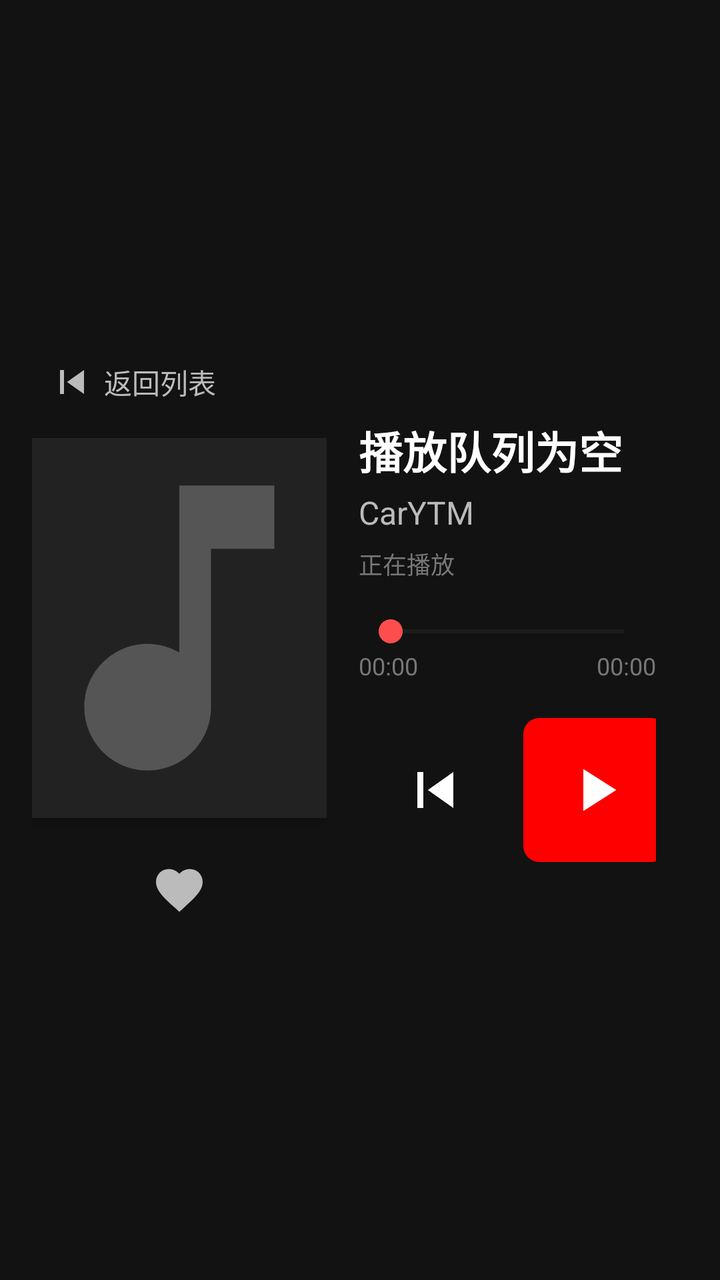
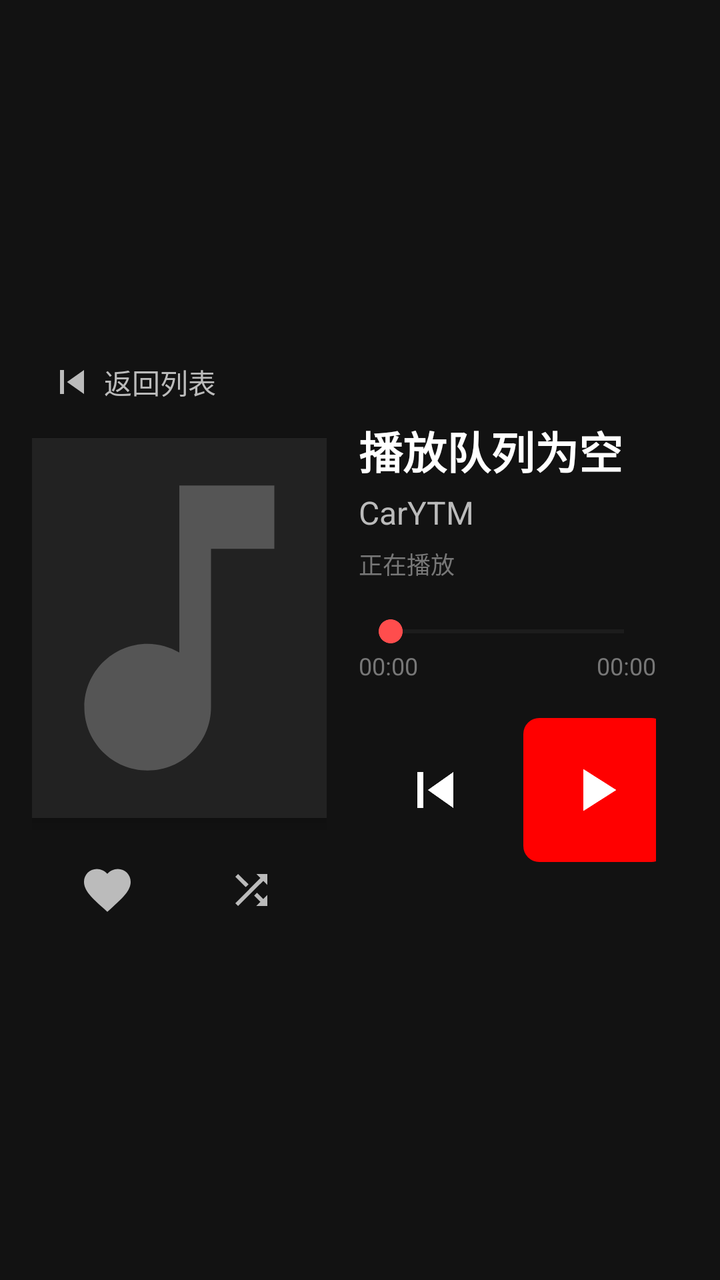

Compare the two renders of this Android layout. The source of the first and the diff that turns it into the second are given below.
<!-- AndroidManifest.xml: application theme Theme.CarYTM -->
<!-- res/layout/activity_player.xml -->
<?xml version="1.0" encoding="utf-8"?>
<LinearLayout xmlns:android="http://schemas.android.com/apk/res/android"
    xmlns:app="http://schemas.android.com/apk/res-auto"
    android:layout_width="match_parent"
    android:layout_height="match_parent"
    android:orientation="horizontal"
    android:background="@color/background"
    android:padding="16dp">

    
    <LinearLayout
        android:layout_width="0dp"
        android:layout_height="match_parent"
        android:layout_weight="0.45"
        android:orientation="vertical"
        android:gravity="center">

        
        <LinearLayout
            android:id="@+id/player_btn_back"
            android:layout_width="wrap_content"
            android:layout_height="wrap_content"
            android:layout_gravity="start"
            android:orientation="horizontal"
            android:gravity="center_vertical"
            android:padding="8dp"
            android:clickable="true"
            android:focusable="true">

            <ImageView
                android:layout_width="24dp"
                android:layout_height="24dp"
                android:src="@drawable/ic_prev"
                app:tint="@color/text_secondary" />

            <TextView
                android:layout_width="wrap_content"
                android:layout_height="wrap_content"
                android:layout_marginStart="4dp"
                android:text="返回列表"
                android:textColor="@color/text_secondary"
                android:textSize="14sp" />
        </LinearLayout>

        
        <androidx.cardview.widget.CardView
            android:layout_width="190dp"
            android:layout_height="190dp"
            android:layout_marginTop="8dp"
            app:cardCornerRadius="@dimen/card_corner_radius"
            app:cardBackgroundColor="@color/surface_card"
            app:cardElevation="4dp">

            <ImageView
                android:id="@+id/player_artwork"
                android:layout_width="match_parent"
                android:layout_height="match_parent"
                android:scaleType="centerCrop"
                android:src="@drawable/ic_music_placeholder" />
        </androidx.cardview.widget.CardView>

        
        <ImageButton
            android:id="@+id/player_btn_like"
            android:layout_width="48dp"
            android:layout_height="48dp"
            android:layout_marginTop="12dp"
            android:background="?attr/selectableItemBackgroundBorderless"
            android:src="@drawable/ic_heart"
            app:tint="@color/text_secondary" />

    </LinearLayout>

    
    <LinearLayout
        android:layout_width="0dp"
        android:layout_height="match_parent"
        android:layout_weight="0.55"
        android:orientation="vertical"
        android:gravity="center_vertical"
        android:paddingStart="16dp"
        android:paddingEnd="16dp">

        
        <TextView
            android:id="@+id/player_title"
            android:layout_width="match_parent"
            android:layout_height="wrap_content"
            android:ellipsize="marquee"
            android:marqueeRepeatLimit="marquee_forever"
            android:singleLine="true"
            android:text="@string/empty_queue"
            android:textColor="@color/text_primary"
            android:textSize="@dimen/text_size_player_title"
            android:textStyle="bold" />

        
        <TextView
            android:id="@+id/player_artist"
            android:layout_width="match_parent"
            android:layout_height="wrap_content"
            android:layout_marginTop="4dp"
            android:ellipsize="end"
            android:singleLine="true"
            android:text="@string/app_name"
            android:textColor="@color/text_secondary"
            android:textSize="@dimen/text_size_player_artist" />

        
        <TextView
            android:id="@+id/player_status_info"
            android:layout_width="match_parent"
            android:layout_height="wrap_content"
            android:layout_marginTop="6dp"
            android:text="@string/now_playing"
            android:textColor="@color/text_muted"
            android:textSize="@dimen/text_size_small" />

        
        <SeekBar
            android:id="@+id/player_seekbar"
            android:layout_width="match_parent"
            android:layout_height="wrap_content"
            android:layout_marginTop="16dp"
            android:max="1000"
            android:progressBackgroundTint="@color/divider"
            android:progressTint="@color/primary"
            android:thumbTint="@color/primary_light" />

        <LinearLayout
            android:layout_width="match_parent"
            android:layout_height="wrap_content"
            android:orientation="horizontal">

            <TextView
                android:id="@+id/player_time_current"
                android:layout_width="0dp"
                android:layout_height="wrap_content"
                android:layout_weight="1"
                android:text="00:00"
                android:textColor="@color/text_muted"
                android:textSize="12sp" />

            <TextView
                android:id="@+id/player_time_total"
                android:layout_width="wrap_content"
                android:layout_height="wrap_content"
                android:text="00:00"
                android:textColor="@color/text_muted"
                android:textSize="12sp" />
        </LinearLayout>

        
        <LinearLayout
            android:layout_width="match_parent"
            android:layout_height="wrap_content"
            android:layout_marginTop="18dp"
            android:orientation="horizontal"
            android:gravity="center">

            
            <Button
                android:id="@+id/player_btn_rewind"
                style="@style/Widget.MaterialComponents.Button.TextButton"
                android:layout_width="wrap_content"
                android:layout_height="48dp"
                android:text="-10s"
                android:textColor="@color/text_secondary"
                android:textSize="14sp" />

            
            <ImageButton
                android:id="@+id/player_btn_prev"
                android:layout_width="@dimen/car_button_size"
                android:layout_height="@dimen/car_button_size"
                android:layout_marginStart="8dp"
                android:background="?attr/selectableItemBackgroundBorderless"
                android:src="@drawable/ic_prev"
                app:tint="@color/text_primary" />

            
            <ImageButton
                android:id="@+id/player_btn_play_pause"
                android:layout_width="@dimen/car_button_large"
                android:layout_height="@dimen/car_button_large"
                android:layout_marginStart="16dp"
                android:layout_marginEnd="16dp"
                android:background="@drawable/bg_button_red"
                android:src="@drawable/ic_play"
                app:tint="@color/text_primary" />

            
            <ImageButton
                android:id="@+id/player_btn_next"
                android:layout_width="@dimen/car_button_size"
                android:layout_height="@dimen/car_button_size"
                android:layout_marginEnd="8dp"
                android:background="?attr/selectableItemBackgroundBorderless"
                android:src="@drawable/ic_next"
                app:tint="@color/text_primary" />

            
            <Button
                android:id="@+id/player_btn_forward"
                style="@style/Widget.MaterialComponents.Button.TextButton"
                android:layout_width="wrap_content"
                android:layout_height="48dp"
                android:text="+10s"
                android:textColor="@color/text_secondary"
                android:textSize="14sp" />

        </LinearLayout>

    </LinearLayout>

</LinearLayout>
<!-- resources referenced by this layout -->
<resources>
  <color name="background">#121212</color>
  <color name="divider">#333333</color>
  <color name="primary">#FF0000</color>
  <color name="primary_light">#FF4D4D</color>
  <color name="surface_card">#222222</color>
  <color name="text_muted">#777777</color>
  <color name="text_primary">#FFFFFF</color>
  <color name="text_secondary">#BBBBBB</color>
  <dimen name="car_button_large">72dp</dimen>
  <dimen name="car_button_size">56dp</dimen>
  <dimen name="card_corner_radius">10dp</dimen>
  <dimen name="text_size_player_artist">16sp</dimen>
  <dimen name="text_size_player_title">22sp</dimen>
  <dimen name="text_size_small">12sp</dimen>
  <!-- drawable bg_button_red (drawable) -->
  <?xml version="1.0" encoding="utf-8"?>
  <ripple xmlns:android="http://schemas.android.com/apk/res/android"
      android:color="#40FFFFFF">
      <item>
          <shape android:shape="rectangle">
              <solid android:color="@color/primary" />
              <corners android:radius="8dp" />
          </shape>
      </item>
  </ripple>
  <!-- drawable ic_heart (drawable) -->
  <vector xmlns:android="http://schemas.android.com/apk/res/android"
      android:width="28dp"
      android:height="28dp"
      android:viewportWidth="24"
      android:viewportHeight="24">
    <path
        android:fillColor="#FFFF0033"
        android:pathData="M12,21.35l-1.45,-1.32C5.4,15.36 2,12.28 2,8.5 2,5.42 4.42,3 7.5,3c1.74,0 3.41,0.81 4.5,2.09C13.09,3.81 14.76,3 16.5,3 19.58,3 22,5.42 22,8.5c0,3.78 -3.4,6.86 -8.55,11.54L12,21.35z"/>
  </vector>
  <!-- drawable ic_music_placeholder (drawable) -->
  <vector xmlns:android="http://schemas.android.com/apk/res/android"
      android:width="48dp"
      android:height="48dp"
      android:viewportWidth="24"
      android:viewportHeight="24">
    <path
        android:fillColor="#FF555555"
        android:pathData="M12,3v10.55c-0.59,-0.34 -1.27,-0.55 -2,-0.55 -2.21,0 -4,1.79 -4,4s1.79,4 4,4 4,-1.79 4,-4V7h4V3h-6z"/>
  </vector>
  <!-- drawable ic_next (drawable) -->
  <vector xmlns:android="http://schemas.android.com/apk/res/android"
      android:width="36dp"
      android:height="36dp"
      android:viewportWidth="24"
      android:viewportHeight="24">
    <path
        android:fillColor="#FFFFFFFF"
        android:pathData="M6,18l8.5,-6L6,6v12zM16,6v12h2V6h-2z"/>
  </vector>
  <!-- drawable ic_play (drawable) -->
  <vector xmlns:android="http://schemas.android.com/apk/res/android"
      android:width="36dp"
      android:height="36dp"
      android:viewportWidth="24"
      android:viewportHeight="24">
    <path
        android:fillColor="#FFFFFFFF"
        android:pathData="M8,5v14l11,-7z"/>
  </vector>
  <!-- drawable ic_prev (drawable) -->
  <vector xmlns:android="http://schemas.android.com/apk/res/android"
      android:width="36dp"
      android:height="36dp"
      android:viewportWidth="24"
      android:viewportHeight="24">
    <path
        android:fillColor="#FFFFFFFF"
        android:pathData="M6,6h2v12H6zm3.5,6l8.5,6V6z"/>
  </vector>
  <string name="app_name">CarYTM</string>
  <string name="empty_queue">播放队列为空</string>
  <string name="now_playing">正在播放</string>
  <color name="primary_dark">#CC0000</color>
  <color name="accent">#FF0033</color>
  <!-- unchanged entries left out for length: 1 -->
</resources>

<!-- the commit's change to res/layout/activity_player.xml (unified diff, before → after) -->
@@ -60,14 +60,30 @@
         </androidx.cardview.widget.CardView>
 
         
-        <ImageButton
-            android:id="@+id/player_btn_like"
-            android:layout_width="48dp"
-            android:layout_height="48dp"
+        <LinearLayout
+            android:layout_width="wrap_content"
+            android:layout_height="wrap_content"
             android:layout_marginTop="12dp"
-            android:background="?attr/selectableItemBackgroundBorderless"
-            android:src="@drawable/ic_heart"
-            app:tint="@color/text_secondary" />
+            android:orientation="horizontal"
+            android:gravity="center">
+
+            <ImageButton
+                android:id="@+id/player_btn_like"
+                android:layout_width="48dp"
+                android:layout_height="48dp"
+                android:background="?attr/selectableItemBackgroundBorderless"
+                android:src="@drawable/ic_heart"
+                app:tint="@color/text_secondary" />
+
+            <ImageButton
+                android:id="@+id/player_btn_shuffle"
+                android:layout_width="48dp"
+                android:layout_height="48dp"
+                android:layout_marginStart="24dp"
+                android:background="?attr/selectableItemBackgroundBorderless"
+                android:src="@drawable/ic_shuffle"
+                app:tint="@color/text_secondary" />
+        </LinearLayout>
 
     </LinearLayout>
 
<!-- resource entries referenced after the edit -->
@@ -75,6 +75,16 @@
         android:fillColor="#FFFFFFFF"
         android:pathData="M6,6h2v12H6zm3.5,6l8.5,6V6z"/>
   </vector>
+  <!-- drawable ic_shuffle (drawable) -->
+  <vector xmlns:android="http://schemas.android.com/apk/res/android"
+      android:width="24dp"
+      android:height="24dp"
+      android:viewportWidth="24"
+      android:viewportHeight="24">
+    <path
+        android:fillColor="#FFFFFFFF"
+        android:pathData="M10.59,9.17L5.41,4 4,5.41l5.17,5.17 1.42,-1.41zM14.5,4l2.04,2.04L4,18.59 5.41,20 17.96,7.46 20,9.5V4h-5.5zm0.33,9.41l-1.41,1.41 3.13,3.13L14.5,20H20v-5.5l-2.04,2.04-3.13,-3.13z"/>
+  </vector>
   <string name="app_name">CarYTM</string>
   <string name="empty_queue">播放队列为空</string>
   <string name="now_playing">正在播放</string>
